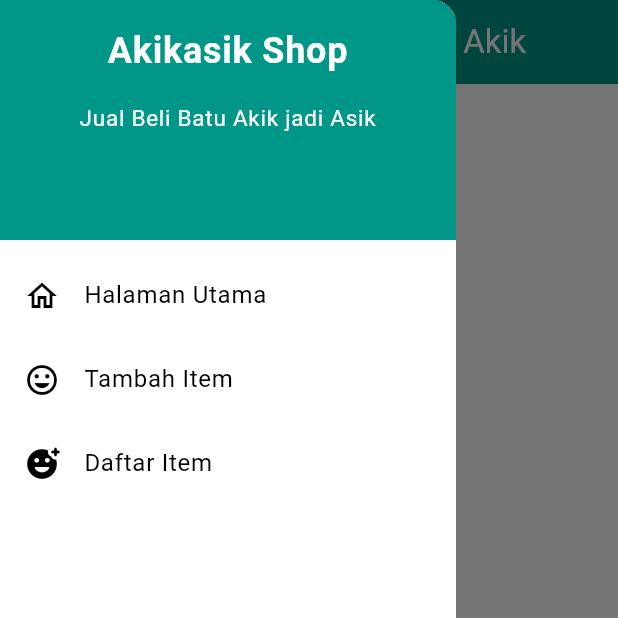
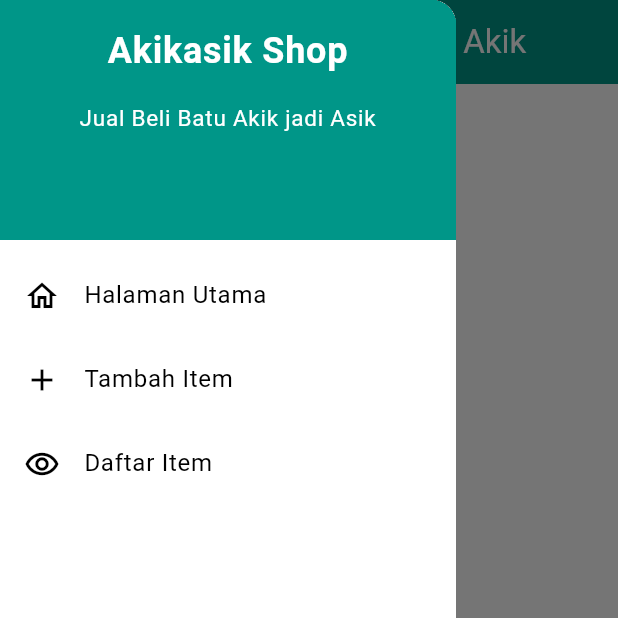
Before and after one commit to CrysandyaVic/akikasik_mob, a Flutter app: the ItemEntryFormPage screen opened directly, with the side drawer open, on a phone screen of 412 x 824 dp, the top half of it. Run offline on Flutter 3.47's test engine with Material 3 defaults, Android fonts, the phone set to English and light mode, and no system bars; missing offline and left inert: pbp_django_auth.

Commit message:
demo 7 8

```diff
--- a/akikasik/lib/screens/itementry_form.dart
+++ b/akikasik/lib/screens/itementry_form.dart
@@ -85,6 +85,7 @@ class _ItemEntryFormPageState extends State<ItemEntryFormPage> {
                   },
                 ),
               ),
+
               Padding(
                 padding: const EdgeInsets.all(8.0),
                 child: TextFormField(
--- a/akikasik/lib/screens/menu.dart
+++ b/akikasik/lib/screens/menu.dart
@@ -97,9 +97,9 @@ class MyHomePage extends StatelessWidget  {
     );
   }
 }
+
 class InfoCard extends StatelessWidget {
   // Kartu informasi yang menampilkan title dan content.
-
   final String title;  // Judul kartu.
   final String content;  // Isi kartu.
 
--- a/akikasik/lib/widgets/left_drawer.dart
+++ b/akikasik/lib/widgets/left_drawer.dart
@@ -14,7 +14,6 @@ class LeftDrawer extends StatelessWidget {
         children: [
           DrawerHeader(
             // TODO: Bagian drawer header
-
             decoration: BoxDecoration(
               color: Theme.of(context).colorScheme.primary,
             ),
@@ -56,7 +55,7 @@ class LeftDrawer extends StatelessWidget {
             },
           ),
           ListTile(
-              leading: const Icon(Icons.mood),
+            leading: const Icon(Icons.add),
             title: const Text('Tambah Item'),
             // Bagian redirection ke MoodEntryFormPage
             onTap: () {
@@ -68,7 +67,7 @@ class LeftDrawer extends StatelessWidget {
             },
           ),
           ListTile(
-              leading: const Icon(Icons.add_reaction_rounded),
+            leading: const Icon(Icons.remove_red_eye_outlined),
             title: const Text('Daftar Item'),
             onTap: () {
                 // Route menu ke halaman item entry
```
Lines whose indentation alone changed are shown as unchanged.
